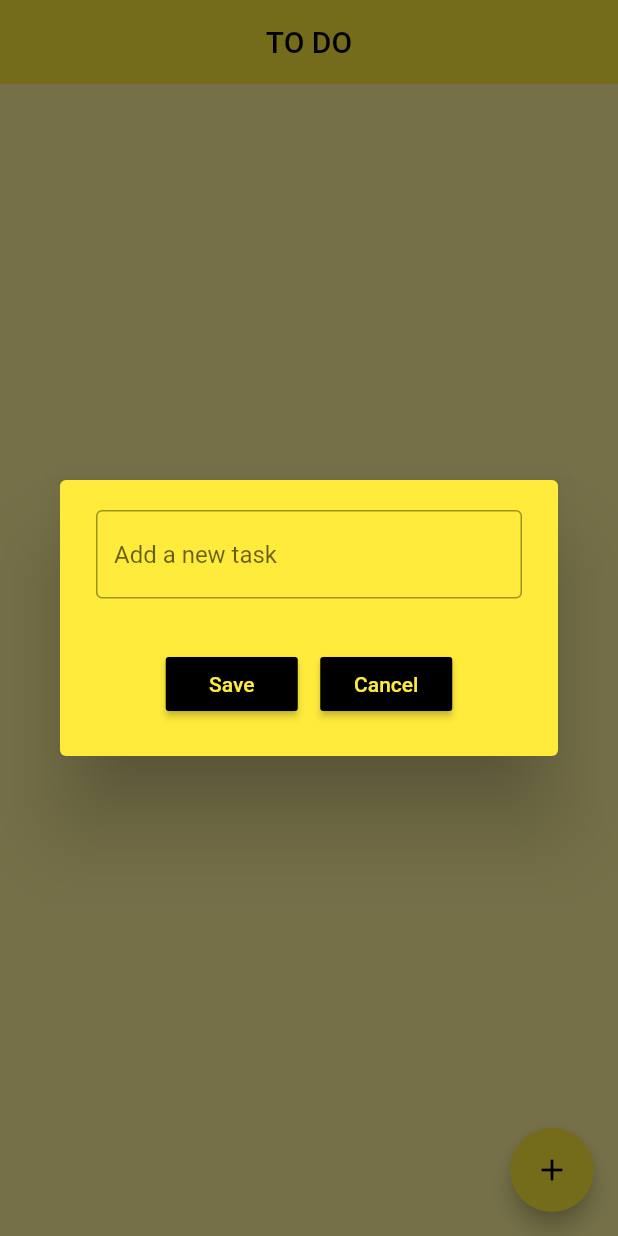
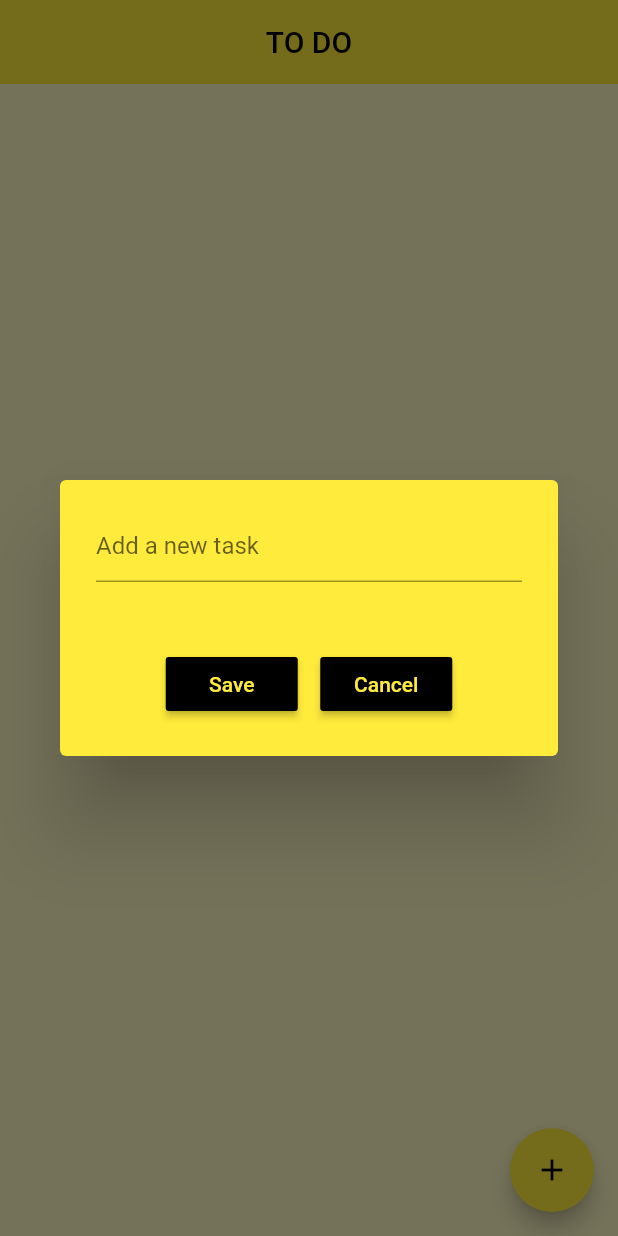
Before and after one commit to ahmed-nasser-bk/todo_app, a Flutter app: the screen it shows after launch, after a tap on the "add" icon, on a phone screen of 412 x 824 dp. Run offline on Flutter 3.47's test engine with Material 2 defaults, Android fonts, the phone set to English and light mode, and no system bars; our stand-ins replace flutter_slidable.

Commit message:
make dark theme

```diff
--- a/lib/dialog_box.dart
+++ b/lib/dialog_box.dart
@@ -1,7 +1,6 @@
 // ignore_for_file: sized_box_for_whitespace, must_be_immutable
 
 import 'package:flutter/material.dart';
-import 'package:todo_app/my_buttons.dart';
 
 class DialogBox extends StatelessWidget {
 
@@ -17,7 +16,7 @@ class DialogBox extends StatelessWidget {
   @override
   Widget build(BuildContext context) {
     return AlertDialog(
-      backgroundColor: Colors.yellow,
+      backgroundColor: Theme.of(context).colorScheme.primary,
       content: Container(
         height: 140,
         child: Column(
@@ -27,8 +26,10 @@ class DialogBox extends StatelessWidget {
               width: 300,
               child: TextField(
                 controller: controller,
-                decoration: const InputDecoration(
-                  border: OutlineInputBorder(),
+                decoration: InputDecoration(
+                  focusedBorder: OutlineInputBorder(
+                    borderSide: BorderSide(color: Theme.of(context).colorScheme.secondary)
+                  ),
                   hintText: 'Add a new task',
                 ),
               ),
@@ -36,14 +37,26 @@ class DialogBox extends StatelessWidget {
             Row(
               mainAxisAlignment: MainAxisAlignment.center,
               children: [
-                MyButton(
-                  text: 'Save',
-                  onPressed: onSave
+                MaterialButton(
+                  onPressed: onSave,
+                  color: Theme.of(context).colorScheme.secondary,
+                  child: Text(
+                    'Save',
+                    style: TextStyle(
+                      color: Theme.of(context).colorScheme.primary
+                    ),
+                  ),
                 ),
                 const SizedBox(width: 15,),
-                MyButton(
-                  text: 'Cancel',
+                MaterialButton(
                   onPressed: (() => Navigator.of(context).pop()),
+                  color: Theme.of(context).colorScheme.secondary,
+                  child: Text(
+                    'Cancel',
+                    style: TextStyle(
+                      color: Theme.of(context).colorScheme.primary,
+                    ),
+                  ),
                 ),
               ],
             )
--- a/lib/home_page.dart
+++ b/lib/home_page.dart
@@ -43,11 +43,12 @@ class _HomePageState extends State<HomePage> {
   @override
   Widget build(BuildContext context) {
     return Scaffold(
-      backgroundColor: Colors.yellow[200],
+      backgroundColor: Theme.of(context).colorScheme.background,
       appBar: AppBar(
         title: const Text('TO DO'),
         centerTitle: true,
         elevation: 0,
+        foregroundColor: Theme.of(context).colorScheme.onSecondary,
       ),
       floatingActionButton: FloatingActionButton(
         onPressed: () {
@@ -63,13 +64,11 @@ class _HomePageState extends State<HomePage> {
         },
         child: const Icon(Icons.add),
       ),
-      body: ListView.builder(
+      body: toDoList.isEmpty
+      ? const Center( child: Text('Click the button below to add task!'))
+      : ListView.builder(
         itemCount: toDoList.length,
         itemBuilder: (context, index) {
-          if (toDoList.isEmpty) {
-            return const Center(child: Text('Click the button below to add task!'));
-          }
-          else{
           return ToDoTile(
             textName: toDoList[index][0],
             taskCompleted: toDoList[index][1],
@@ -77,7 +76,6 @@ class _HomePageState extends State<HomePage> {
             deleteFunction: (context) => deleteTask(index),
           );
         }
-        },
       ),
     );
   }
--- a/lib/main.dart
+++ b/lib/main.dart
@@ -1,5 +1,6 @@
 import 'package:flutter/material.dart';
 import 'home_page.dart';
+import 'themes.dart';
 
 void main() {
   runApp(const MyApp());
@@ -12,9 +13,9 @@ class MyApp extends StatelessWidget {
   Widget build(BuildContext context) {
     return MaterialApp(
       debugShowCheckedModeBanner: false,
-      theme: ThemeData(
-        primarySwatch: Colors.yellow,
-      ),
+      theme: ThemeClass.lightTheme,
+      darkTheme: ThemeClass.darkTheme,
+      themeMode: ThemeMode.system,
       home: const HomePage(),
     );
   }
--- a/lib/my_buttons.dart
+++ /dev/null
@@ -1,21 +0,0 @@
-import 'package:flutter/material.dart';
-
-class MyButton extends StatelessWidget {
-  const MyButton({
-    super.key,
-    required this.text,
-    required this.onPressed,
-  });
-
-  final String text;
-  final VoidCallback onPressed;
-
-  @override
-  Widget build(BuildContext context) {
-    return MaterialButton(
-      onPressed: onPressed,
-      color: Colors.black,
-      child: Text(text, style: const TextStyle(color: Colors.yellow),),
-    );
-  }
-}
--- /dev/null
+++ b/lib/themes.dart
@@ -0,0 +1,31 @@
+import 'package:flutter/material.dart';
+
+class ThemeClass {
+
+  static ThemeData lightTheme = ThemeData(
+    brightness: Brightness.light,
+    floatingActionButtonTheme: const FloatingActionButtonThemeData(
+      backgroundColor: Colors.yellow,
+    ),
+    colorScheme: ColorScheme.light(
+      background: Colors.yellow.shade100,
+      primary: Colors.yellow,
+      secondary: Colors.black,
+      onSecondary: Colors.black,
+    ),
+  );
+
+  static ThemeData darkTheme = ThemeData(
+    brightness: Brightness.dark,
+    floatingActionButtonTheme: const FloatingActionButtonThemeData(
+      backgroundColor: Colors.black,
+      foregroundColor: Colors.white
+    ),
+    colorScheme: ColorScheme.dark(
+      background: Colors.grey.shade700,
+      primary: Colors.black,
+      secondary: Colors.grey.shade700,
+      onSecondary: Colors.white,
+    ),
+  );
+}
--- a/lib/todo_tile.dart
+++ b/lib/todo_tile.dart
@@ -29,14 +29,14 @@ class ToDoTile extends StatelessWidget {
               onPressed: deleteFunction,
               icon: Icons.delete,
               backgroundColor: Colors.red,
-              borderRadius: const BorderRadius.only(topRight: Radius.circular(10), bottomRight: Radius.circular(10)),
+              borderRadius: BorderRadius.circular(10),
             ),
           ],
         ),
         child: Container(
           padding: const EdgeInsets.all(15.0),
           decoration: BoxDecoration(
-            color: Colors.yellow,
+            color: Theme.of(context).colorScheme.primary,
             borderRadius: BorderRadius.circular(10),
           ),
           child: Row(
```
Lines whose indentation alone changed are shown as unchanged.
